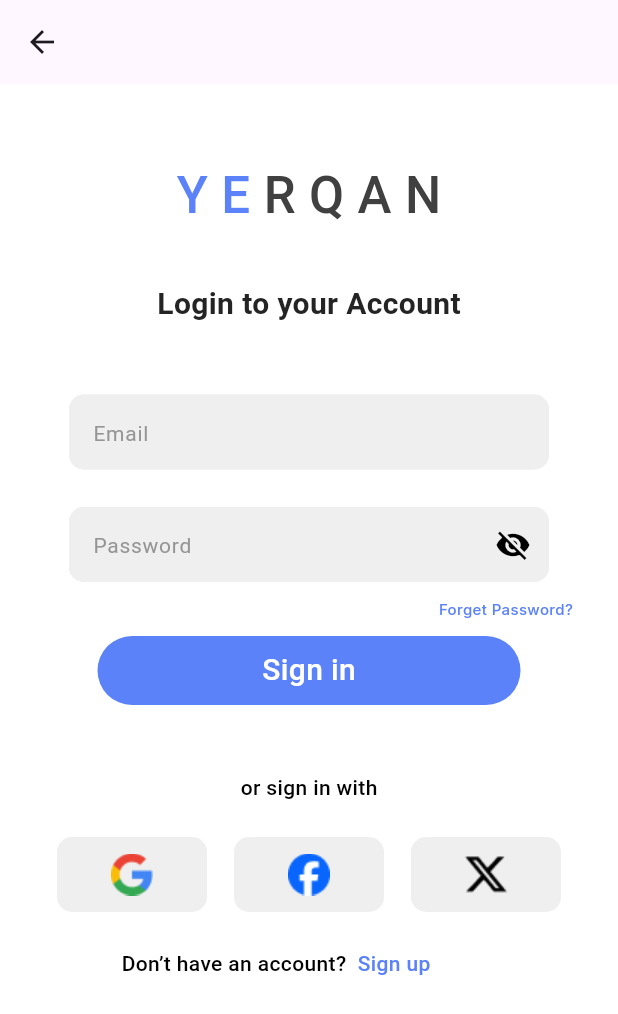
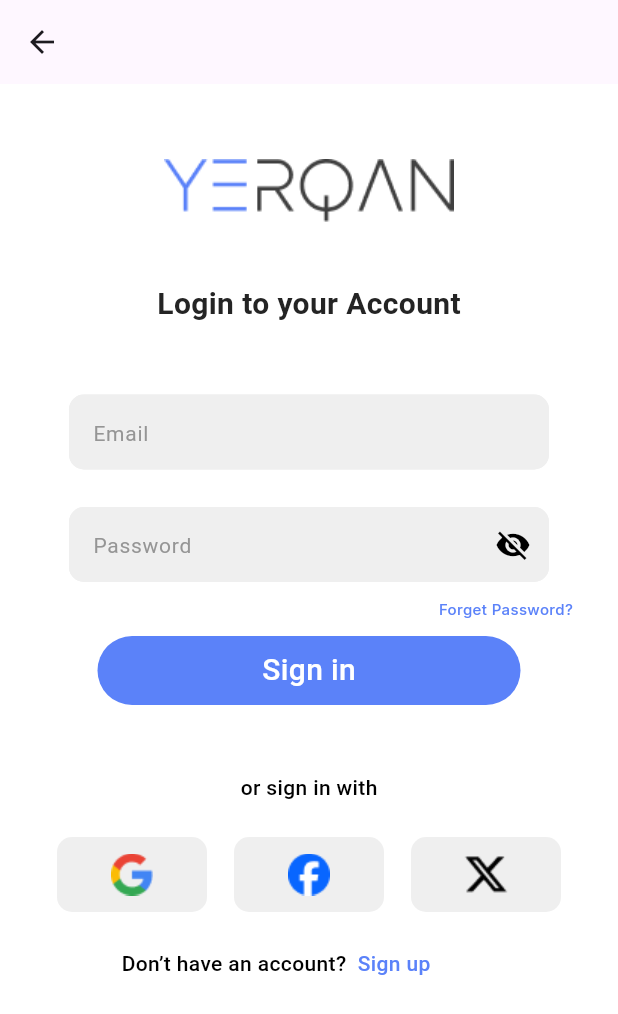
Before and after one commit to MohamedMagdy547/yerqan1_project, a Flutter app: the screen it shows after launch, after a tap on "Sign in", on a phone screen of 412 x 824 dp. Shown: the top 1014 px of the screen. Run offline on Flutter 3.47's test engine with Material 3 defaults, Android fonts, the phone set to English and light mode, and no system bars; our stand-ins replace flutter_screenutil, get, google_fonts; missing offline and left inert: dart:ffi.

```diff
--- a/lib/app/app_images/app_images.dart
+++ b/lib/app/app_images/app_images.dart
@@ -7,6 +7,8 @@ class AppImage{
   static const String xIcon = "${imagePath}X.png";
   static const String success = "${imagePath}Success.png";
   static const String itm2nan = "${imagePath}itm2nan.png";
+  static const String logo = "${imagePath}logo.png";
+  static const String login = "${imagePath}login.png";
 
 
 
--- a/lib/ui/screens/login&signup_screen/login_screen.dart
+++ b/lib/ui/screens/login&signup_screen/login_screen.dart
@@ -38,65 +38,13 @@ class _LoginScreenState extends State<LoginScreen> {
             child: Column(
               crossAxisAlignment: CrossAxisAlignment.center,
               children: [
-                const Padding(
+                 Padding(
                   padding:
                       EdgeInsets.only(right: 84, left: 84, top: 50, bottom: 40),
                   child: SizedBox(
                     height: 42,
                     width: double.infinity,
-                    child: Row(
-                      mainAxisAlignment: MainAxisAlignment.center,
-                      children: [
-                        Text(
-                          "Y",
-                          style: TextStyle(
-                            fontSize: 34,
-                            fontWeight: FontWeight.w500,
-                            color: AppColors.mainColor,
-                          ),
-                        ),
-                        Text(
-                          " E",
-                          style: TextStyle(
-                            fontSize: 34,
-                            fontWeight: FontWeight.w500,
-                            color: AppColors.mainColor,
-                          ),
-                        ),
-                        Text(
-                          " R",
-                          style: TextStyle(
-                            fontSize: 34,
-                            fontWeight: FontWeight.w500,
-                            color: AppColors.thirdColor,
-                          ),
-                        ),
-                        Text(
-                          " Q",
-                          style: TextStyle(
-                            fontSize: 34,
-                            fontWeight: FontWeight.w500,
-                            color: AppColors.thirdColor,
-                          ),
-                        ),
-                        Text(
-                          " A",
-                          style: TextStyle(
-                            fontSize: 34,
-                            fontWeight: FontWeight.w500,
-                            color: AppColors.thirdColor,
-                          ),
-                        ),
-                        Text(
-                          " N",
-                          style: TextStyle(
-                            fontSize: 34,
-                            fontWeight: FontWeight.w500,
-                            color: AppColors.thirdColor,
-                          ),
-                        ),
-                      ],
-                    ),
+                    child: Image.asset(AppImage.login)
                   ),
                 ),
                 Text(
--- a/lib/ui/screens/splash&intro_screen/splash_screen.dart
+++ b/lib/ui/screens/splash&intro_screen/splash_screen.dart
@@ -5,6 +5,7 @@ import 'package:flutter/material.dart';
 import 'package:flutter/widgets.dart';
 import 'package:get/get.dart';
 import 'package:yerqan1_project/app/app_colors/app_colors.dart';
+import 'package:yerqan1_project/app/app_images/app_images.dart';
 import 'package:yerqan1_project/ui/screens/splash&intro_screen/intro_screen.dart';
 
 class SpalshScreen extends StatelessWidget {
@@ -20,61 +21,8 @@ class SpalshScreen extends StatelessWidget {
           backgroundColor: AppColors.mainColor,
           elevation: 0,
         ),
-        body: const Center(
-          child: Row(
-                    mainAxisAlignment: MainAxisAlignment.center,
-                    children: [
-                      Text(
-                        "Y ",
-                        style: TextStyle(
-                          fontSize: 34,
-                          fontWeight: FontWeight.w500,
-                          color: AppColors.secondColor,
-                        ),
-                      ),
-                      Text(
-                        "E ",
-                        style: TextStyle(
-                          fontSize: 34,
-                          fontWeight: FontWeight.w500,
-                          color: AppColors.secondColor,
-                        ),
-                      ),
-                      Text(
-                        "R ",
-                        style: TextStyle(
-                          fontSize: 34,
-                          fontWeight: FontWeight.w500,
-                          color: AppColors.thirdColor,
-                        ),
-                      ),
-                      Text(
-                        "Q ",
-                        style: TextStyle(
-                          fontSize: 34,
-                          fontWeight: FontWeight.w500,
-                          color: AppColors.thirdColor,
-                        ),
-                      ),
-                      Text(
-                        "A ",
-                        style: TextStyle(
-                          fontSize: 34,
-                          fontWeight: FontWeight.w500,
-                          color: AppColors.thirdColor,
-                        ),
-                      ),
-                      Text(
-                        "N",
-                        style: TextStyle(
-                          fontSize: 34,
-                          fontWeight: FontWeight.w500,
-                          color: AppColors.thirdColor,
-                        ),
-                      ),
-                    ],
-                  ),
-                ),
+        body:  Center(
+child: Image.asset(AppImage.logo)),
           );
   }
 }
```
Also changed, not shown: lib/ui/screens/second_screen/second_screen.dart (+4 -49 lines), assets/images/login.png (added), assets/images/logo.png (added).
